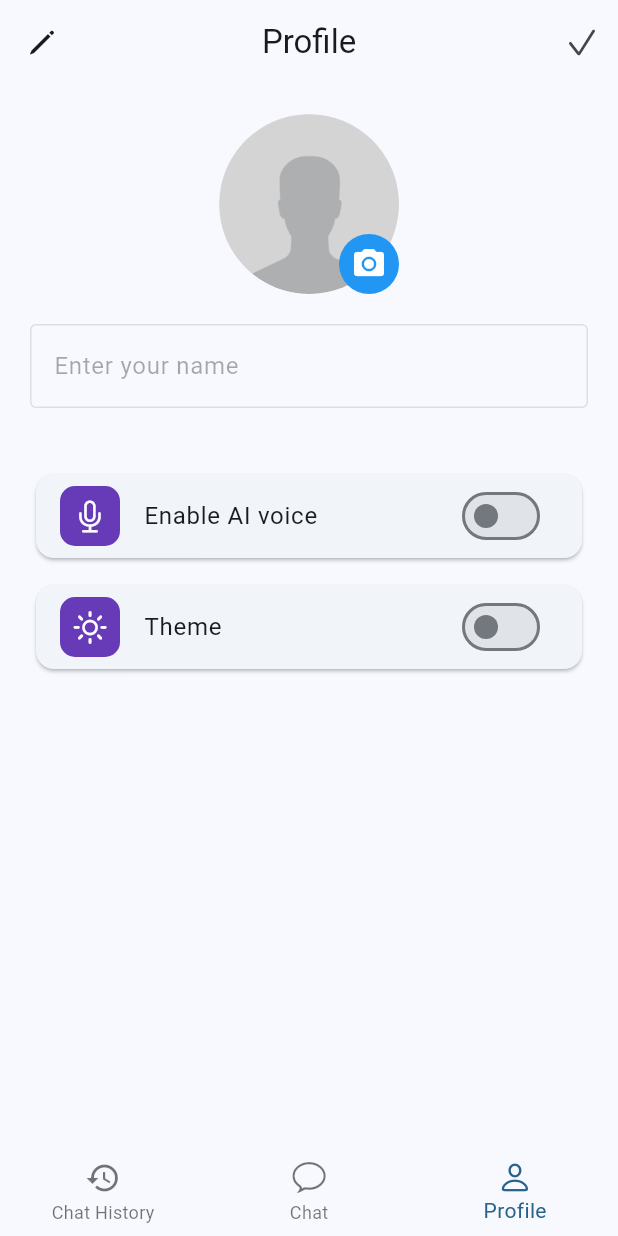
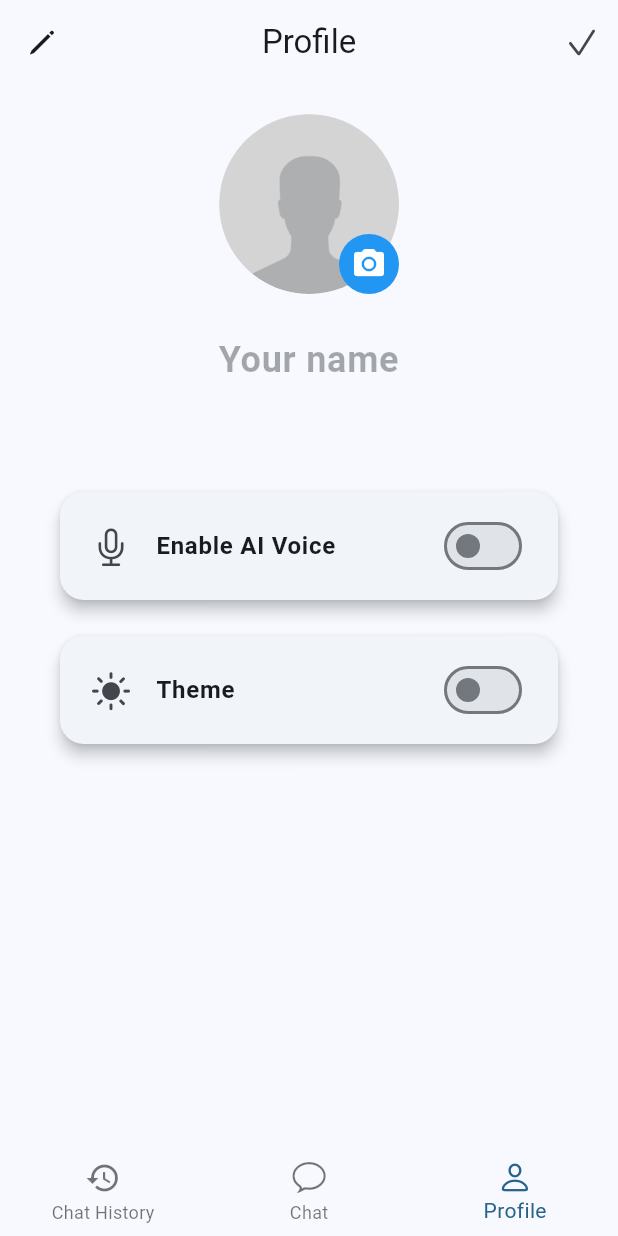
Before and after one commit to dokhoa101/ChatBot-Flutter, a Flutter app: the screen it shows after launch, swiped to page 3, on a phone screen of 412 x 824 dp. Run offline on Flutter 3.47's test engine with Material 3 defaults, Android fonts, the phone set to English and light mode, and no system bars; our stand-ins replace flutter_dotenv, flutter_markdown, flutter_spinkit, font_awesome_flutter, google_generative_ai, hive and 2 more; accounts and stored records are empty.

Commit message:
update UI

```diff
--- a/AIChatbot/lib/screens/chat_screen.dart
+++ b/AIChatbot/lib/screens/chat_screen.dart
@@ -6,7 +6,6 @@ import 'package:chatbotapp/widgets/bottom_chat_field.dart';
 import 'package:chatbotapp/widgets/chat_messages.dart';
 import 'package:provider/provider.dart';
 import 'package:font_awesome_flutter/font_awesome_flutter.dart';
-
 
 class ChatScreen extends StatefulWidget {
   const ChatScreen({super.key});
@@ -61,10 +60,9 @@ class _ChatScreenState extends State<ChatScreen> {
               children: [
                 Icon(FontAwesomeIcons.robot, size: 30), // Biểu tượng robot
                 SizedBox(width: 8), // Khoảng cách giữa biểu tượng và văn bản
-                Text('Chat with AI Asistant'),
+                Text('  Chat with AI Asistant'),
               ],
             ),
-
             actions: [
               if (chatProvider.inChatMessages.isNotEmpty)
                 Padding(
--- a/AIChatbot/lib/screens/profile_screen.dart
+++ b/AIChatbot/lib/screens/profile_screen.dart
@@ -11,7 +11,6 @@ import 'package:chatbotapp/widgets/settings_tile.dart';
 import 'package:hive_flutter/hive_flutter.dart';
 import 'package:image_picker/image_picker.dart';
 import 'package:provider/provider.dart';
-
 
 class ProfileScreen extends StatefulWidget {
   const ProfileScreen({super.key});
@@ -86,7 +85,8 @@ class _ProfileScreenState extends State<ProfileScreen> {
 
   @override
   void dispose() {
-    _nameController.dispose(); // Clean up the controller when the screen is disposed
+    _nameController
+        .dispose(); // Clean up the controller when the screen is disposed
     super.dispose();
   }
 
@@ -103,7 +103,9 @@ class _ProfileScreenState extends State<ProfileScreen> {
             onPressed: () {
               // Save data when the user presses check
               setState(() {
-                userName = _nameController.text.trim().isEmpty ? 'Guest' : _nameController.text.trim();
+                userName = _nameController.text.trim().isEmpty
+                    ? 'Guest'
+                    : _nameController.text.trim();
                 saveUserData(); // Save updated user data to Hive
                 isEditing = false; // Disable editing after saving
               });
@@ -111,12 +113,14 @@ class _ProfileScreenState extends State<ProfileScreen> {
           ),
         ],
         leading: IconButton(
-          icon: Icon(isEditing ? CupertinoIcons.pencil_slash : CupertinoIcons.pencil),
+          icon: Icon(
+              isEditing ? CupertinoIcons.pencil_slash : CupertinoIcons.pencil),
           onPressed: () {
             setState(() {
               isEditing = !isEditing;
               if (!isEditing) {
-                _nameController.text = userName; // Reset the name to saved value when exiting edit mode
+                _nameController.text =
+                    userName; // Reset the name to saved value when exiting edit mode
               }
             });
           },
@@ -145,10 +149,17 @@ class _ProfileScreenState extends State<ProfileScreen> {
               // TextField to edit username
               TextField(
                 controller: _nameController,
+                textAlign: TextAlign.center,
+                style: const TextStyle(
+                  fontSize: 24,
+                  fontWeight: FontWeight.w600,
+                ),
                 decoration: InputDecoration(
-                  labelText: 'Enter your name',
                   hintText: 'Your name',
-                  border: OutlineInputBorder(),
+                  border: InputBorder.none,
+                  enabledBorder: InputBorder.none,
+                  focusedBorder: InputBorder.none,
+                  contentPadding: EdgeInsets.zero,
                 ),
                 enabled: isEditing,
               ),
@@ -158,74 +169,39 @@ class _ProfileScreenState extends State<ProfileScreen> {
               ValueListenableBuilder<Box<Settings>>(
                 valueListenable: Boxes.getSettings().listenable(),
                 builder: (context, box, child) {
-                  if (box.isEmpty) {
-                    return Column(
+                  final settingProvider = context.read<SettingsProvider>();
+                  final settings = box.isNotEmpty ? box.getAt(0) : null;
+
+                  final shouldSpeak = settings?.shouldSpeak ?? false;
+                  final isDarkTheme = settings?.isDarkTheme ?? false;
+
+                  return Padding(
+                    padding: const EdgeInsets.symmetric(
+                        horizontal: 16.0, vertical: 20.0),
+                    child: Column(
                       children: [
-                        // ai voice
-                        SettingsTile(
+                        _SettingCard(
                           icon: CupertinoIcons.mic,
-                          title: 'Enable AI voice',
-                          value: false,
+                          title: 'Enable AI Voice',
+                          value: shouldSpeak,
                           onChanged: (value) {
-                            final settingProvider =
-                                context.read<SettingsProvider>();
-                            settingProvider.toggleSpeak(
-                              value: value,
-                            );
+                            settingProvider.toggleSpeak(value: value);
                           },
                         ),
-                        const SizedBox(height: 10.0),
-                        // Theme
-                        SettingsTile(
-                          icon: CupertinoIcons.sun_max,
+                        const SizedBox(height: 16.0),
+                        _SettingCard(
+                          icon: isDarkTheme
+                              ? CupertinoIcons.moon_fill
+                              : CupertinoIcons.sun_max_fill,
                           title: 'Theme',
-                          value: false,
+                          value: isDarkTheme,
                           onChanged: (value) {
-                            final settingProvider =
-                                context.read<SettingsProvider>();
-                            settingProvider.toggleDarkMode(
-                              value: value,
-                            );
+                            settingProvider.toggleDarkMode(value: value);
                           },
                         ),
                       ],
-                    );
-                  } else {
-                    final settings = box.getAt(0);
-                    return Column(
-                      children: [
-                        // ai voice
-                        SettingsTile(
-                          icon: CupertinoIcons.mic,
-                          title: 'Enable AI voice',
-                          value: settings!.shouldSpeak,
-                          onChanged: (value) {
-                            final settingProvider =
-                                context.read<SettingsProvider>();
-                            settingProvider.toggleSpeak(
-                              value: value,
-                            );
-                          },
-                        ),
-                        const SizedBox(height: 10.0),
-                        // theme
-                        SettingsTile(
-                          icon: settings.isDarkTheme
-                              ? CupertinoIcons.moon_fill
-                              : CupertinoIcons.sun_max_fill,
-                          title: 'Theme',
-                          value: settings.isDarkTheme,
-                          onChanged: (value) {
-                            final settingProvider =
-                                context.read<SettingsProvider>();
-                            settingProvider.toggleDarkMode(
-                              value: value,
-                            );
-                          },
-                        ),
-                      ],
-                    );
-                  }
+                    ),
+                  );
                 },
               ),
             ],
@@ -235,3 +211,40 @@ class _ProfileScreenState extends State<ProfileScreen> {
     );
   }
 }
+
+class _SettingCard extends StatelessWidget {
+  final IconData icon;
+  final String title;
+  final bool value;
+  final ValueChanged<bool> onChanged;
+
+  const _SettingCard({
+    Key? key,
+    required this.icon,
+    required this.title,
+    required this.value,
+    required this.onChanged,
+  }) : super(key: key);
+
+  @override
+  Widget build(BuildContext context) {
+    return Card(
+      shape: RoundedRectangleBorder(
+        borderRadius: BorderRadius.circular(16.0),
+      ),
+      elevation: 4,
+      child: ListTile(
+        leading: Icon(icon, size: 28),
+        title: Text(
+          title,
+          style: TextStyle(fontSize: 16, fontWeight: FontWeight.w600),
+        ),
+        trailing: Switch.adaptive(
+          value: value,
+          onChanged: onChanged,
+        ),
+        contentPadding: const EdgeInsets.symmetric(horizontal: 20, vertical: 8),
+      ),
+    );
+  }
+}
```
Also changed, not shown: 4 other files.
